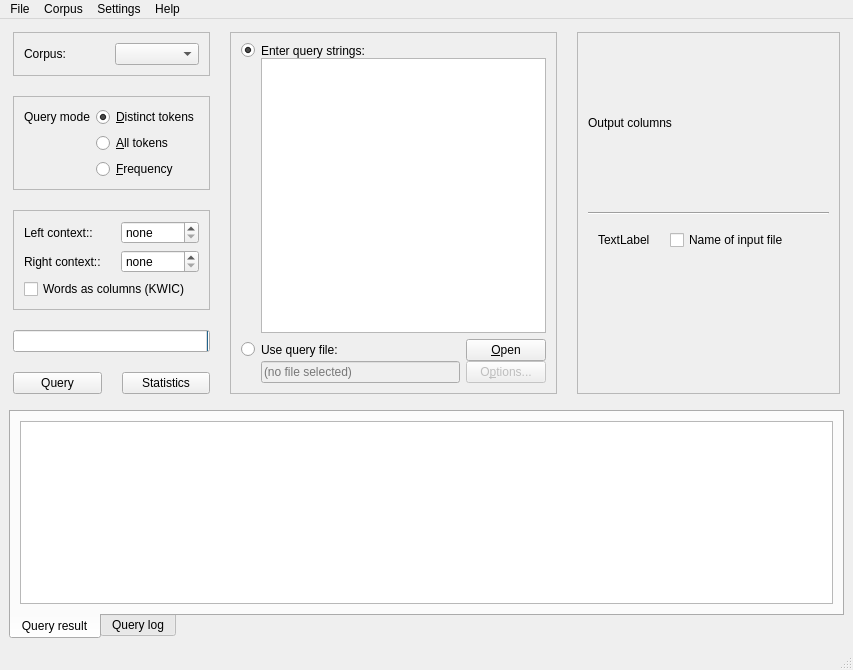
gkunter/coquery, file coquery/gui/coquery.ui: the form before one commit.
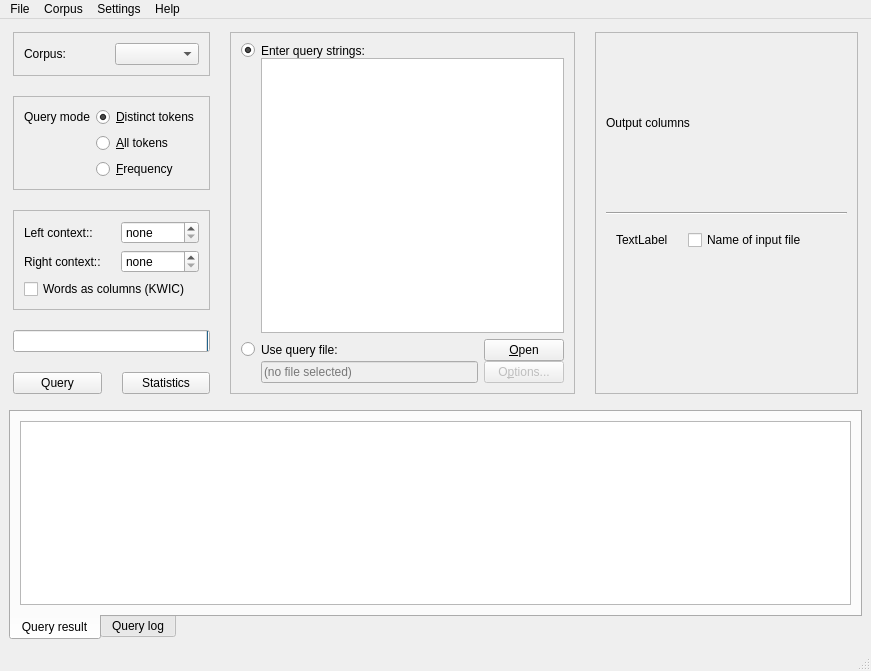
The form after the commit. Icons and pictures are not drawn.

Commit message: Imrpove GUI features

```diff
--- a/coquery/gui/coquery.ui
+++ b/coquery/gui/coquery.ui
@@ -6,8 +6,8 @@
    <rect>
     <x>0</x>
     <y>0</y>
-    <width>853</width>
-    <height>670</height>
+    <width>871</width>
+    <height>671</height>
    </rect>
   </property>
   <property name="windowTitle">
@@ -790,7 +790,7 @@
                  <x>0</x>
                  <y>0</y>
                  <width>254</width>
-                 <height>360</height>
+                 <height>223</height>
                 </rect>
                </property>
                <property name="sizePolicy">
@@ -810,7 +810,7 @@
                  <number>10</number>
                 </property>
                 <item>
-                 <layout class="QGridLayout" name="options_list" columnstretch="0,0,0">
+                 <layout class="QGridLayout" name="options_list" columnstretch="0,0">
                   <property name="sizeConstraint">
                    <enum>QLayout::SetDefaultConstraint</enum>
                   </property>
@@ -957,7 +957,7 @@
     <rect>
      <x>0</x>
      <y>0</y>
-     <width>853</width>
+     <width>871</width>
      <height>21</height>
     </rect>
    </property>
```
Left out of the diff: 138 changed lines with no effect on the pictures. The commit also changes 7 other files.
